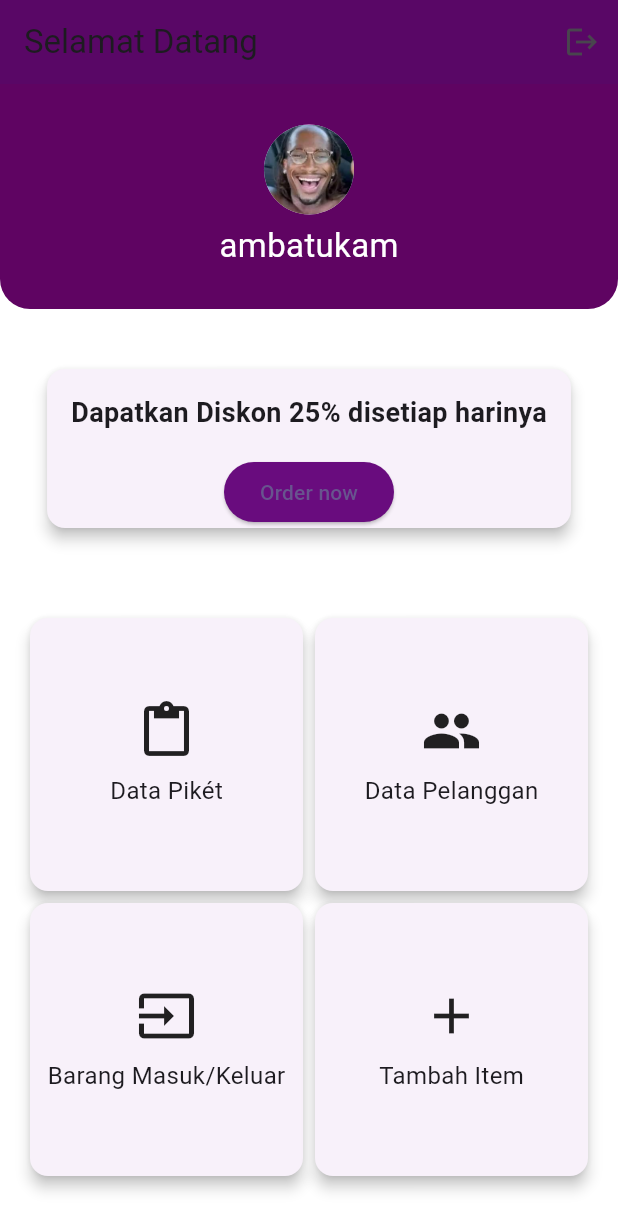
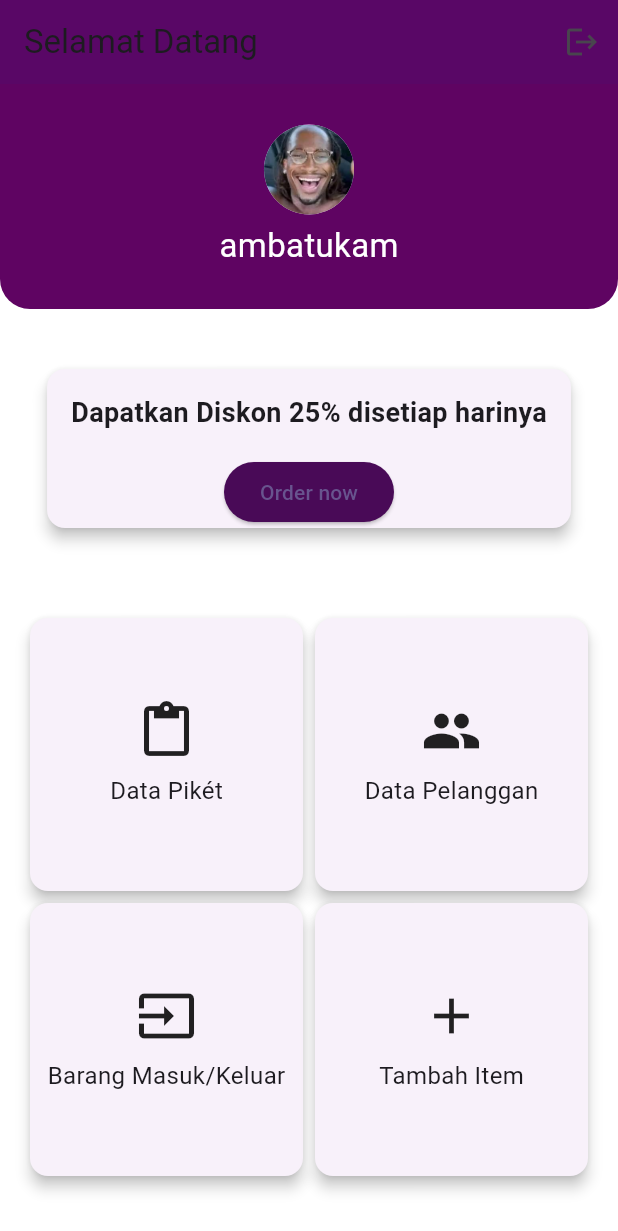
Before and after one commit to RamaSandhy/20220140029_UCP1Flutterr, a Flutter app: the HomePage screen opened directly, on a phone screen of 412 x 824 dp. Shown: the top 1231 px of the screen. Run offline on Flutter 3.47's test engine with Material 3 defaults, Android fonts, the phone set to English and light mode, and no system bars.

Commit message:
mengganti warna

```diff
--- a/ucp1flutterr/lib/home_page.dart
+++ b/ucp1flutterr/lib/home_page.dart
@@ -62,7 +62,7 @@ class HomePage extends StatelessWidget {
                     },
                     child: const Text('Order now'),
                     style: ElevatedButton.styleFrom(
-                    backgroundColor: const Color.fromARGB(255, 105, 12, 126),
+                    backgroundColor: const Color.fromARGB(255, 73, 10, 87),
                     )
                   ),
                 ],
```
